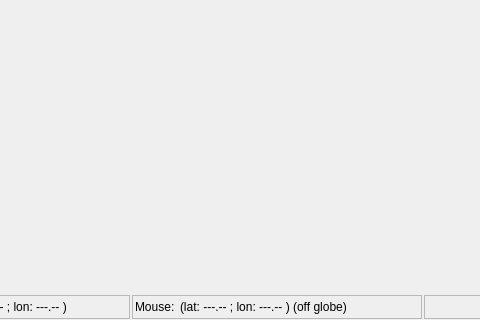
Old version of the form src/qt-widgets/ReconstructionViewWidgetUi.ui in the repository GPlates/GPlates; both pictures show x 95 to 575 and y 122 to 442 of the 712 by 442 pixel window.
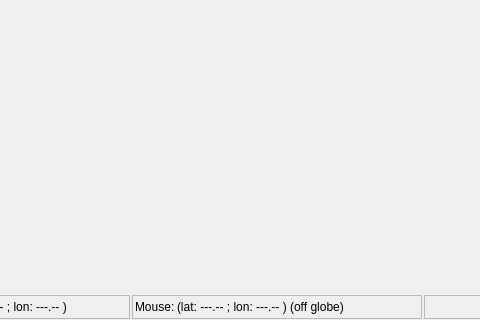
New version of the form. Icons and pictures are not drawn.

```diff
--- a/src/qt-widgets/ReconstructionViewWidgetUi.ui
+++ b/src/qt-widgets/ReconstructionViewWidgetUi.ui
@@ -525,7 +525,7 @@
            </sizepolicy>
           </property>
           <property name="text" >
-           <string>Mouse: </string>
+           <string>Mouse:</string>
           </property>
          </widget>
         </item>
```
